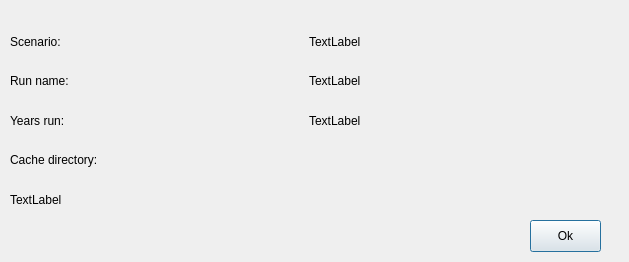
First picture: the form in opus_gui/results/forms/get_run_info.ui, repository psrc/urbansim, before the edit.
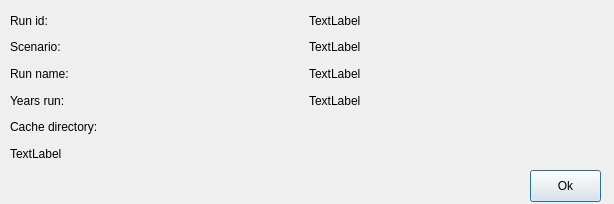
Second picture: the form after the edit.

Commit message: adding run_id

What changed in the file:
```diff
--- a/opus_gui/results/forms/get_run_info.ui
+++ b/opus_gui/results/forms/get_run_info.ui
@@ -5,8 +5,8 @@
    <rect>
     <x>0</x>
     <y>0</y>
-    <width>629</width>
-    <height>262</height>
+    <width>614</width>
+    <height>204</height>
    </rect>
   </property>
   <property name="windowTitle" >
@@ -16,7 +16,7 @@
    <property name="geometry" >
     <rect>
      <x>530</x>
-     <y>220</y>
+     <y>170</y>
      <width>71</width>
      <height>32</height>
     </rect>
@@ -25,24 +25,24 @@
     <string>Ok</string>
    </property>
   </widget>
-  <widget class="QWidget" name="" >
+  <widget class="QWidget" name="layoutWidget" >
    <property name="geometry" >
     <rect>
      <x>10</x>
-     <y>25</y>
+     <y>10</y>
      <width>591</width>
-     <height>191</height>
+     <height>154</height>
     </rect>
    </property>
    <layout class="QGridLayout" name="gridLayout" >
-    <item row="0" column="0" >
+    <item row="1" column="0" >
      <widget class="QLabel" name="label_4" >
       <property name="text" >
        <string>Scenario:</string>
       </property>
      </widget>
     </item>
-    <item row="0" column="1" >
+    <item row="1" column="1" >
      <widget class="QLabel" name="lblScenario_name" >
       <property name="text" >
        <string>TextLabel</string>
@@ -52,14 +52,14 @@
       </property>
      </widget>
     </item>
-    <item row="1" column="0" >
+    <item row="2" column="0" >
      <widget class="QLabel" name="label" >
       <property name="text" >
        <string>Run name:</string>
       </property>
      </widget>
     </item>
-    <item row="1" column="1" >
+    <item row="2" column="1" >
      <widget class="QLabel" name="lblRun_name" >
       <property name="text" >
        <string>TextLabel</string>
@@ -69,28 +69,28 @@
       </property>
      </widget>
     </item>
-    <item row="2" column="0" >
+    <item row="3" column="0" >
      <widget class="QLabel" name="label_2" >
       <property name="text" >
        <string>Years run:</string>
       </property>
      </widget>
     </item>
-    <item row="2" column="1" >
+    <item row="3" column="1" >
      <widget class="QLabel" name="lblYears_run" >
       <property name="text" >
        <string>TextLabel</string>
       </property>
      </widget>
     </item>
-    <item row="3" column="0" >
+    <item row="4" column="0" >
      <widget class="QLabel" name="label_3" >
       <property name="text" >
        <string>Cache directory:</string>
       </property>
      </widget>
     </item>
-    <item row="4" column="0" colspan="2" >
+    <item row="5" column="0" colspan="2" >
      <widget class="QLabel" name="lblCache_directory" >
       <property name="text" >
        <string>TextLabel</string>
@@ -100,6 +100,23 @@
       </property>
      </widget>
     </item>
+    <item row="0" column="0" >
+     <widget class="QLabel" name="label_5" >
+      <property name="text" >
+       <string>Run id:</string>
+      </property>
+     </widget>
+    </item>
+    <item row="0" column="1" >
+     <widget class="QLabel" name="lblRunId" >
+      <property name="text" >
+       <string>TextLabel</string>
+      </property>
+      <property name="textFormat" >
+       <enum>Qt::AutoText</enum>
+      </property>
+     </widget>
+    </item>
    </layout>
   </widget>
  </widget>
```
The commit also changes 2 other files.
